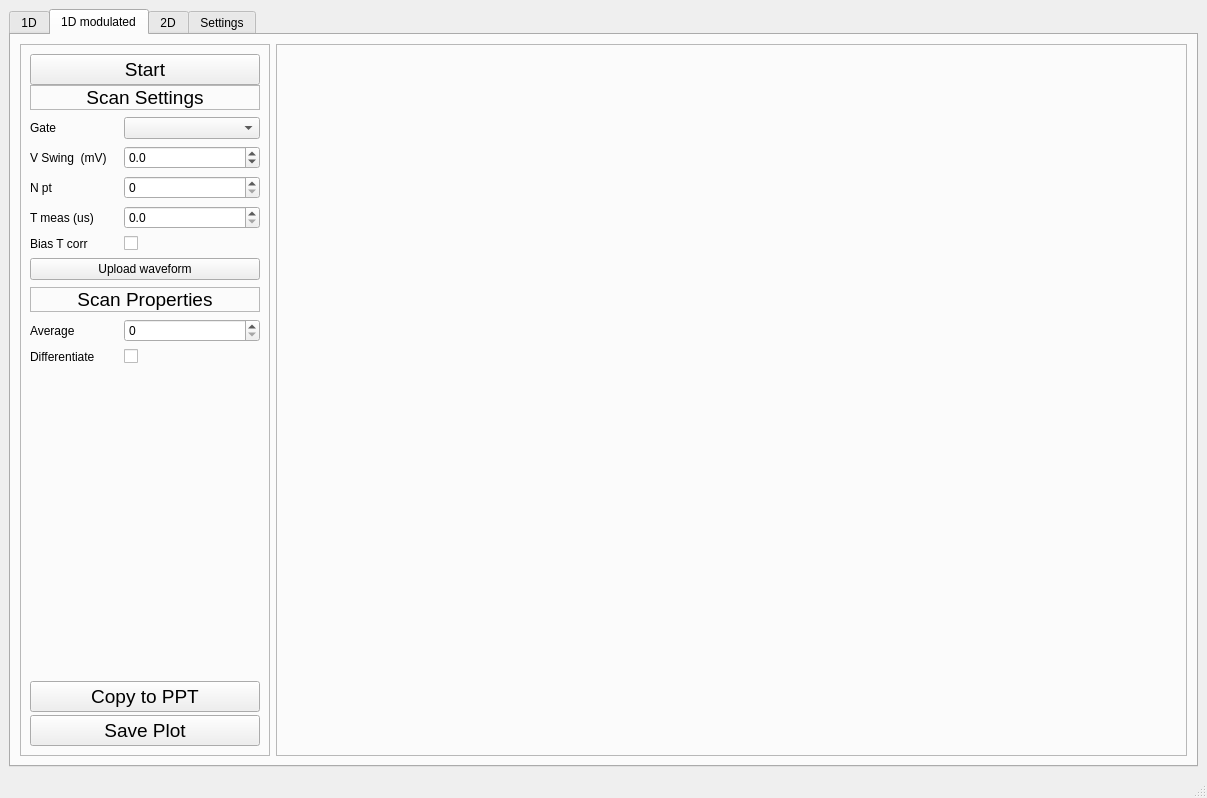
Above: core_tools/GUI/keysight_videomaps/GUI/GUI.ui from stephanlphilips/core_tools before the change. Below: the same form after it.
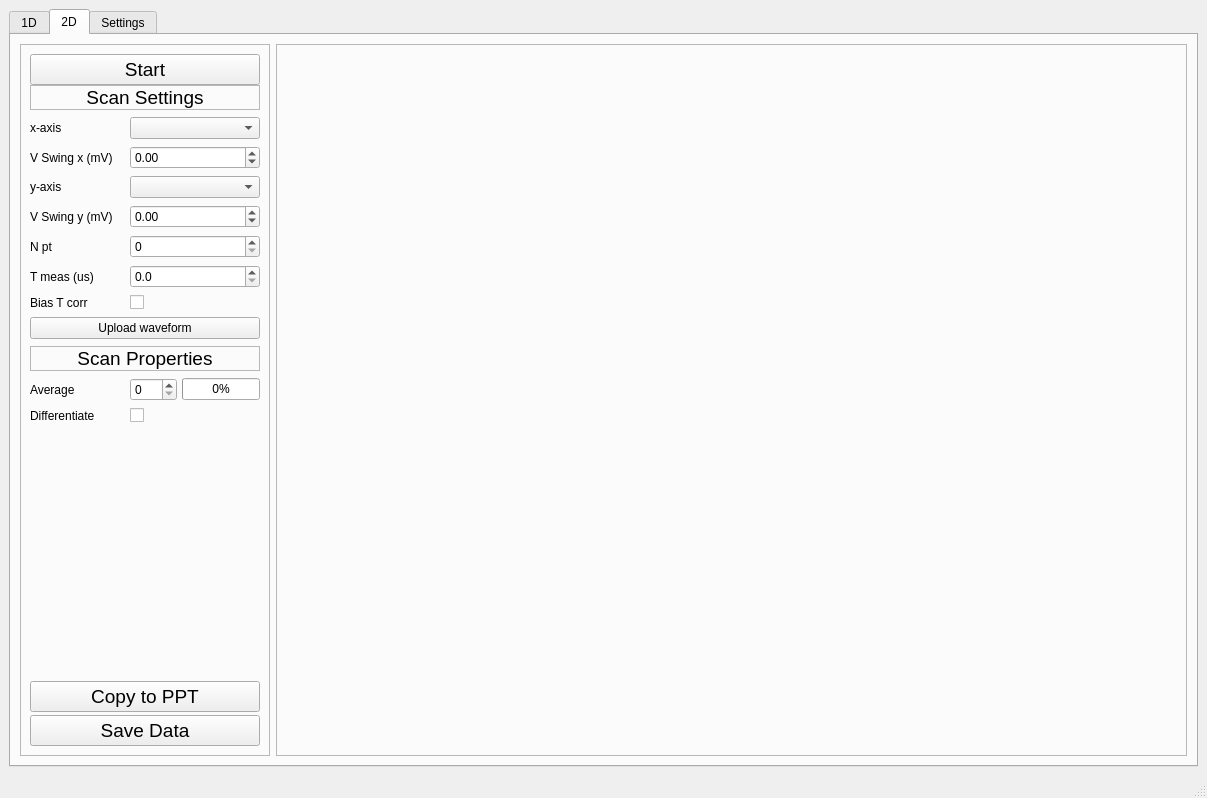
That is the form after the change. The open tabs and pages were chosen to show the change.

What changed in the file:
```diff
--- a/core_tools/GUI/keysight_videomaps/GUI/GUI.ui
+++ b/core_tools/GUI/keysight_videomaps/GUI/GUI.ui
@@ -425,399 +425,6 @@
         </item>
        </layout>
       </widget>
-      <widget class="QWidget" name="_1D_MOD">
-       <attribute name="title">
-        <string>1D modulated</string>
-       </attribute>
-       <layout class="QGridLayout" name="gridLayout_2">
-        <item row="0" column="0">
-         <layout class="QGridLayout" name="gridLayout_5">
-          <item row="0" column="1">
-           <widget class="QFrame" name="frame_5">
-            <property name="frameShape">
-             <enum>QFrame::StyledPanel</enum>
-            </property>
-            <property name="frameShadow">
-             <enum>QFrame::Raised</enum>
-            </property>
-           </widget>
-          </item>
-          <item row="0" column="0">
-           <widget class="QFrame" name="frame_2">
-            <property name="sizePolicy">
-             <sizepolicy hsizetype="Preferred" vsizetype="Expanding">
-              <horstretch>0</horstretch>
-              <verstretch>0</verstretch>
-             </sizepolicy>
-            </property>
-            <property name="maximumSize">
-             <size>
-              <width>250</width>
-              <height>2000</height>
-             </size>
-            </property>
-            <property name="frameShape">
-             <enum>QFrame::StyledPanel</enum>
-            </property>
-            <property name="frameShadow">
-             <enum>QFrame::Raised</enum>
-            </property>
-            <layout class="QGridLayout" name="gridLayout_4">
-             <item row="0" column="0">
-              <layout class="QVBoxLayout" name="verticalLayout_2" stretch="0,0,0,0,0,0">
-               <property name="spacing">
-                <number>0</number>
-               </property>
-               <property name="sizeConstraint">
-                <enum>QLayout::SetDefaultConstraint</enum>
-               </property>
-               <item>
-                <widget class="QPushButton" name="start_1D_2">
-                 <property name="sizePolicy">
-                  <sizepolicy hsizetype="Expanding" vsizetype="Fixed">
-                   <horstretch>0</horstretch>
-                   <verstretch>0</verstretch>
-                  </sizepolicy>
-                 </property>
-                 <property name="font">
-                  <font>
-                   <pointsize>14</pointsize>
-                  </font>
-                 </property>
-                 <property name="text">
-                  <string>Start</string>
-                 </property>
-                </widget>
-               </item>
-               <item>
-                <layout class="QFormLayout" name="formLayout_2">
-                 <property name="labelAlignment">
-                  <set>Qt::AlignLeading|Qt::AlignLeft|Qt::AlignTop</set>
-                 </property>
-                 <property name="formAlignment">
-                  <set>Qt::AlignLeading|Qt::AlignLeft|Qt::AlignTop</set>
-                 </property>
-                 <property name="horizontalSpacing">
-                  <number>17</number>
-                 </property>
-                 <property name="verticalSpacing">
-                  <number>7</number>
-                 </property>
-                 <property name="leftMargin">
-                  <number>0</number>
-                 </property>
-                 <property name="topMargin">
-                  <number>0</number>
-                 </property>
-                 <property name="rightMargin">
-                  <number>0</number>
-                 </property>
-                 <item row="0" column="0" colspan="2">
-                  <widget class="QLabel" name="_1D_scan_settings_2">
-                   <property name="sizePolicy">
-                    <sizepolicy hsizetype="Preferred" vsizetype="Preferred">
-                     <horstretch>0</horstretch>
-                     <verstretch>0</verstretch>
-                    </sizepolicy>
-                   </property>
-                   <property name="minimumSize">
-                    <size>
-                     <width>0</width>
-                     <height>24</height>
-                    </size>
-                   </property>
-                   <property name="font">
-                    <font>
-                     <pointsize>14</pointsize>
-                    </font>
-                   </property>
-                   <property name="frameShape">
-                    <enum>QFrame::StyledPanel</enum>
-                   </property>
-                   <property name="text">
-                    <string>Scan Settings</string>
-                   </property>
-                   <property name="alignment">
-                    <set>Qt::AlignCenter</set>
-                   </property>
-                   <property name="wordWrap">
-                    <bool>false</bool>
-                   </property>
-                   <property name="margin">
-                    <number>0</number>
-                   </property>
-                  </widget>
-                 </item>
-                 <item row="1" column="0">
-                  <widget class="QLabel" name="_1D_gate_name_label_2">
-                   <property name="text">
-                    <string>Gate</string>
-                   </property>
-                  </widget>
-                 </item>
-                 <item row="1" column="1">
-                  <widget class="QComboBox" name="_1D_gate_name_2">
-                   <property name="enabled">
-                    <bool>true</bool>
-                   </property>
-                   <property name="sizePolicy">
-                    <sizepolicy hsizetype="Expanding" vsizetype="Fixed">
-                     <horstretch>0</horstretch>
-                     <verstretch>0</verstretch>
-                    </sizepolicy>
-                   </property>
-                   <property name="minimumSize">
-                    <size>
-                     <width>107</width>
-                     <height>0</height>
-                    </size>
-                   </property>
-                  </widget>
-                 </item>
-                 <item row="2" column="0">
-                  <widget class="QLabel" name="label_10">
-                   <property name="text">
-                    <string>V Swing  (mV)</string>
-                   </property>
-                  </widget>
-                 </item>
-                 <item row="2" column="1">
-                  <widget class="QDoubleSpinBox" name="_1D_V_swing_2">
-                   <property name="minimumSize">
-                    <size>
-                     <width>107</width>
-                     <height>0</height>
-                    </size>
-                   </property>
-                   <property name="decimals">
-                    <number>1</number>
-                   </property>
-                   <property name="minimum">
-                    <double>-1500.000000000000000</double>
-                   </property>
-                   <property name="maximum">
-                    <double>1500.000000000000000</double>
-                   </property>
-                   <property name="singleStep">
-                    <double>100.000000000000000</double>
-                   </property>
-                  </widget>
-                 </item>
-                 <item row="3" column="0">
-                  <widget class="QLabel" name="label_11">
-                   <property name="text">
-                    <string>N pt</string>
-                   </property>
-                  </widget>
-                 </item>
-                 <item row="3" column="1">
-                  <widget class="QSpinBox" name="_1D_npt_2">
-                   <property name="minimumSize">
-                    <size>
-                     <width>107</width>
-                     <height>0</height>
-                    </size>
-                   </property>
-                   <property name="maximum">
-                    <number>1000</number>
-                   </property>
-                   <property name="singleStep">
-                    <number>100</number>
-                   </property>
-                  </widget>
-                 </item>
-                 <item row="4" column="0">
-                  <widget class="QLabel" name="label_12">
-                   <property name="text">
-                    <string>T meas (us)</string>
-                   </property>
-                  </widget>
-                 </item>
-                 <item row="4" column="1">
-                  <widget class="QDoubleSpinBox" name="_1D_t_meas_2">
-                   <property name="minimumSize">
-                    <size>
-                     <width>107</width>
-                     <height>0</height>
-                    </size>
-                   </property>
-                   <property name="decimals">
-                    <number>1</number>
-                   </property>
-                   <property name="maximum">
-                    <double>100000.000000000000000</double>
-                   </property>
-                   <property name="singleStep">
-                    <double>100.000000000000000</double>
-                   </property>
-                  </widget>
-                 </item>
-                 <item row="5" column="0">
-                  <widget class="QLabel" name="label_15">
-                   <property name="text">
-                    <string>Bias T corr</string>
-                   </property>
-                  </widget>
-                 </item>
-                 <item row="5" column="1">
-                  <widget class="QCheckBox" name="_1D_biasT_corr_2">
-                   <property name="text">
-                    <string/>
-                   </property>
-                  </widget>
-                 </item>
-                 <item row="6" column="0" colspan="2">
-                  <widget class="QPushButton" name="update_plot_2">
-                   <property name="text">
-                    <string>Upload waveform</string>
-                   </property>
-                  </widget>
-                 </item>
-                 <item row="7" column="0" colspan="2">
-                  <widget class="QLabel" name="label_13">
-                   <property name="sizePolicy">
-                    <sizepolicy hsizetype="Expanding" vsizetype="Preferred">
-                     <horstretch>0</horstretch>
-                     <verstretch>0</verstretch>
-                    </sizepolicy>
-                   </property>
-                   <property name="minimumSize">
-                    <size>
-                     <width>0</width>
-                     <height>24</height>
-                    </size>
-                   </property>
-                   <property name="font">
-                    <font>
-                     <pointsize>14</pointsize>
-                    </font>
-                   </property>
-                   <property name="frameShape">
-                    <enum>QFrame::StyledPanel</enum>
-                   </property>
-                   <property name="frameShadow">
-                    <enum>QFrame::Plain</enum>
-                   </property>
-                   <property name="text">
-                    <string notr="true">Scan Properties</string>
-                   </property>
-                   <property name="textFormat">
-                    <enum>Qt::AutoText</enum>
-                   </property>
-                   <property name="scaledContents">
-                    <bool>false</bool>
-                   </property>
-                   <property name="alignment">
-                    <set>Qt::AlignCenter</set>
-                   </property>
-                  </widget>
-                 </item>
-                 <item row="8" column="0">
-                  <widget class="QLabel" name="label_14">
-                   <property name="whatsThis">
-                    <string>&lt;html&gt;&lt;head/&gt;&lt;body&gt;&lt;p&gt;&lt;br/&gt;&lt;/p&gt;&lt;/body&gt;&lt;/html&gt;</string>
-                   </property>
-                   <property name="text">
-                    <string>Average</string>
-                   </property>
-                  </widget>
-                 </item>
-                 <item row="8" column="1">
-                  <widget class="QSpinBox" name="_1D_average_2"/>
-                 </item>
-                 <item row="9" column="0">
-                  <widget class="QLabel" name="label_16">
-                   <property name="text">
-                    <string>Differentiate</string>
-                   </property>
-                  </widget>
-                 </item>
-                 <item row="9" column="1">
-                  <widget class="QCheckBox" name="_1D_diff_2">
-                   <property name="text">
-                    <string/>
-                   </property>
-                  </widget>
-                 </item>
-                </layout>
-               </item>
-               <item>
-                <spacer name="verticalSpacer_7">
-                 <property name="orientation">
-                  <enum>Qt::Vertical</enum>
-                 </property>
-                 <property name="sizeType">
-                  <enum>QSizePolicy::Expanding</enum>
-                 </property>
-                 <property name="sizeHint" stdset="0">
-                  <size>
-                   <width>20</width>
-                   <height>5</height>
-                  </size>
-                 </property>
-                </spacer>
-               </item>
-               <item>
-                <widget class="QPushButton" name="_1Dm_ppt_save">
-                 <property name="sizePolicy">
-                  <sizepolicy hsizetype="Expanding" vsizetype="Fixed">
-                   <horstretch>0</horstretch>
-                   <verstretch>0</verstretch>
-                  </sizepolicy>
-                 </property>
-                 <property name="font">
-                  <font>
-                   <pointsize>14</pointsize>
-                  </font>
-                 </property>
-                 <property name="text">
-                  <string>Copy to PPT</string>
-                 </property>
-                </widget>
-               </item>
-               <item>
-                <spacer name="verticalSpacer_8">
-                 <property name="orientation">
-                  <enum>Qt::Vertical</enum>
-                 </property>
-                 <property name="sizeType">
-                  <enum>QSizePolicy::Fixed</enum>
-                 </property>
-                 <property name="sizeHint" stdset="0">
-                  <size>
-                   <width>20</width>
-                   <height>3</height>
-                  </size>
-                 </property>
-                </spacer>
-               </item>
-               <item>
-                <widget class="QPushButton" name="_1Dm_save_data">
-                 <property name="sizePolicy">
-                  <sizepolicy hsizetype="Expanding" vsizetype="Fixed">
-                   <horstretch>0</horstretch>
-                   <verstretch>0</verstretch>
-                  </sizepolicy>
-                 </property>
-                 <property name="font">
-                  <font>
-                   <pointsize>14</pointsize>
-                  </font>
-                 </property>
-                 <property name="text">
-                  <string>Save Plot</string>
-                 </property>
-                </widget>
-               </item>
-              </layout>
-             </item>
-            </layout>
-           </widget>
-          </item>
-         </layout>
-        </item>
-       </layout>
-      </widget>
       <widget class="QWidget" name="_2D">
        <attribute name="title">
         <string>2D</string>
```
Left out of the diff: 98 changed lines with no effect on the pictures.
